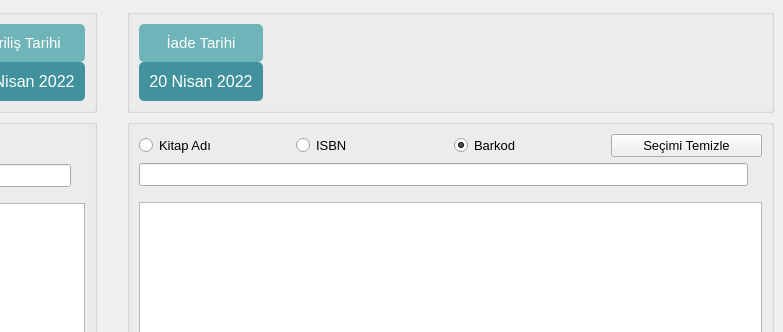
This is ui/emanetVerme.ui in mseroglu/kutuphaneOtomasyon as Qt 5 draws it before an edit; both pictures show x 560 to 1343 and y 0 to 332 of the 1343 by 771 pixel window. The edited form follows.
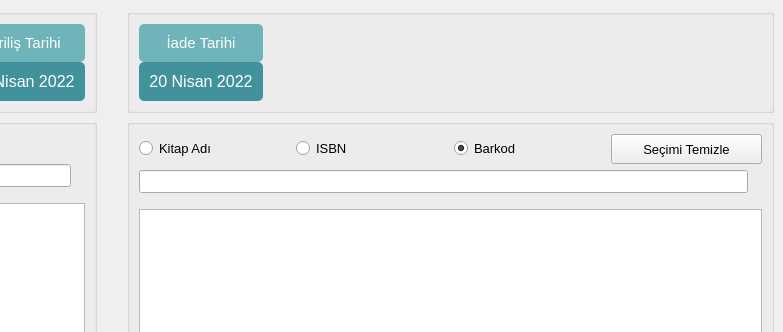
This is the edited form. Icons and pictures are not drawn.

Diff of the .ui file:
```diff
--- a/ui/emanetVerme.ui
+++ b/ui/emanetVerme.ui
@@ -348,7 +348,7 @@
            <property name="minimumSize">
             <size>
              <width>0</width>
-             <height>0</height>
+             <height>30</height>
             </size>
            </property>
            <property name="text">
```
